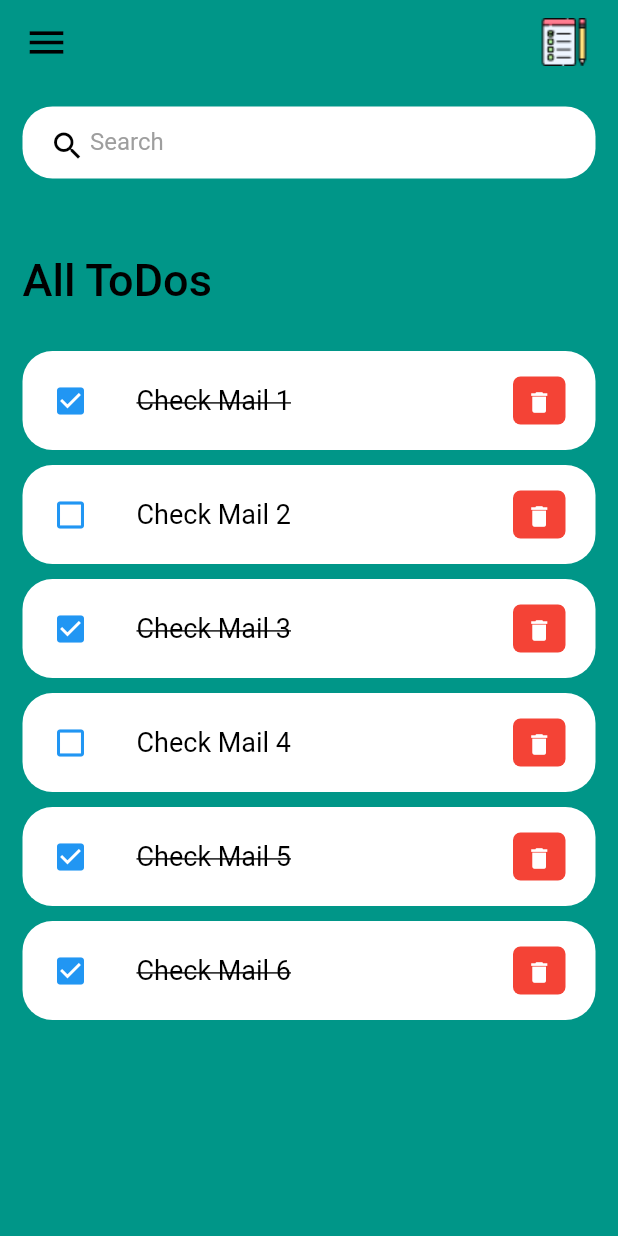
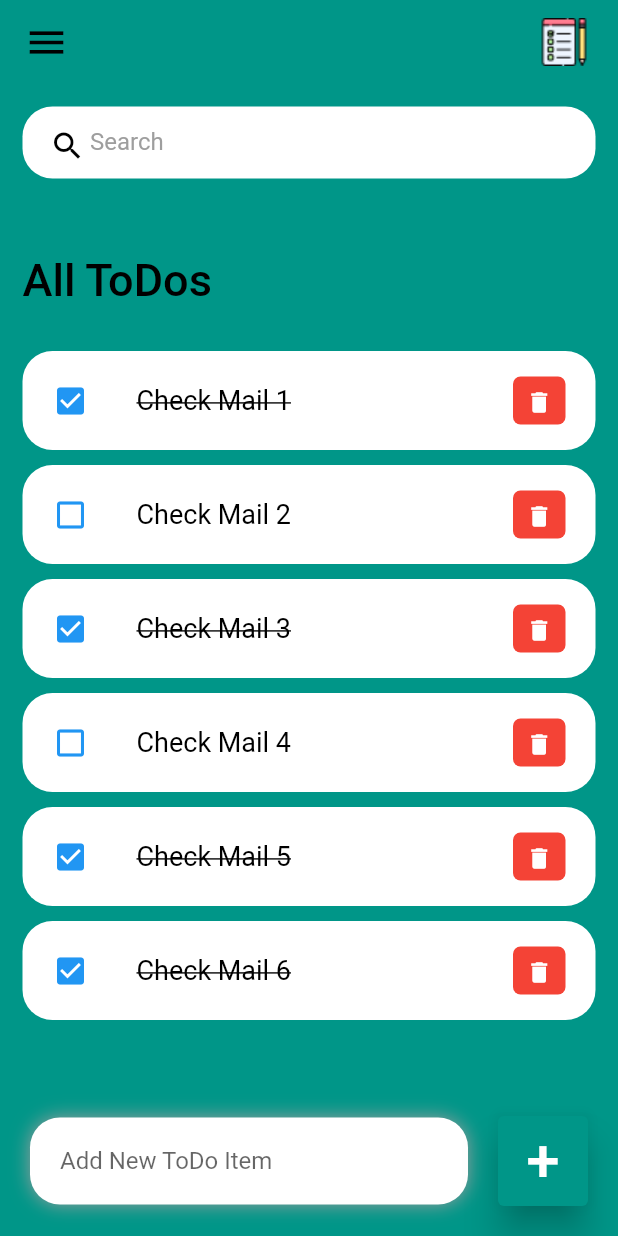
Before and after one commit to sahilrajput2223/to-do, a Flutter app: the screen it shows after launch, on a phone screen of 412 x 824 dp. Run offline on Flutter 3.47's test engine with Material 2 defaults, Android fonts, the phone set to English and light mode, and no system bars.

Commit message:
Todo Text Add Button and New Elevated Button Added

```diff
--- a/lib/screens/Home.dart
+++ b/lib/screens/Home.dart
@@ -39,6 +39,49 @@
                     ],
                   ),
                 ),
+              ],
+            ),
+          ),
+          Align(
+            alignment: Alignment.bottomCenter,
+            child: Row(
+              children: [
+                Expanded(
+                  child: Container(
+                    padding: EdgeInsets.symmetric(horizontal: 20, vertical: 5),
+                    margin: EdgeInsets.only(bottom: 20, left: 20, right: 20),
+                    decoration: BoxDecoration(
+                        color: Colors.white,
+                        boxShadow: [
+                          BoxShadow(
+                              color: Colors.grey,
+                              offset: Offset(0.0, 0.0),
+                              blurRadius: 10.0,
+                              spreadRadius: 0.0)
+                        ],
+                        borderRadius: BorderRadius.circular(20)),
+                    child: TextField(
+                      decoration: InputDecoration(
+                          hintText: 'Add New ToDo Item',
+                          border: InputBorder.none),
+                    ),
+                  ),
+                ),
+                Container(
+                  margin: EdgeInsets.only(bottom: 20, right: 20),
+                  child: ElevatedButton(
+                      onPressed: () {
+                        print('Elevated Button Pressed');
+                      },
+                      child: Text(
+                        '+',
+                        style: TextStyle(fontSize: 40),
+                      ),
+                      style: ElevatedButton.styleFrom(
+                          primary: Colors.teal,
+                          minimumSize: Size(60, 60),
+                          elevation: 10)),
+                )
               ],
             ),
           )
```
